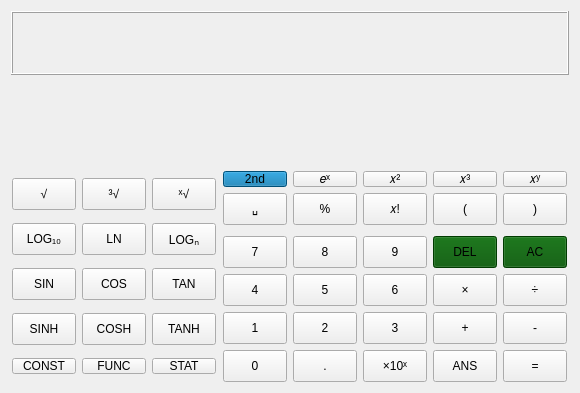
This is calculatorwidget.ui in ganelonhb/QDMSuite as Qt 5 draws it before an edit. The edited form follows.
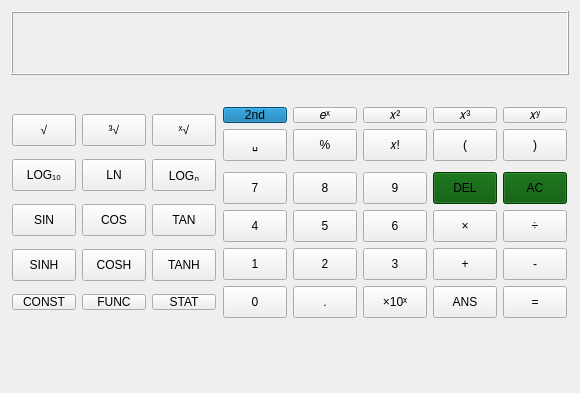
This is the edited form. Custom widgets are drawn as their Qt base class.

The edit to the form file:
```diff
--- a/calculatorwidget.ui
+++ b/calculatorwidget.ui
@@ -1109,6 +1109,22 @@
      </item>
     </layout>
    </item>
+   <item row="4" column="0">
+    <spacer name="verticalSpacer_2">
+     <property name="orientation">
+      <enum>Qt::Orientation::Vertical</enum>
+     </property>
+     <property name="sizeType">
+      <enum>QSizePolicy::Policy::MinimumExpanding</enum>
+     </property>
+     <property name="sizeHint" stdset="0">
+      <size>
+       <width>20</width>
+       <height>0</height>
+      </size>
+     </property>
+    </spacer>
+   </item>
   </layout>
  </widget>
  <customwidgets>
```
Left out of the diff: 108 changed lines with no effect on the pictures.
